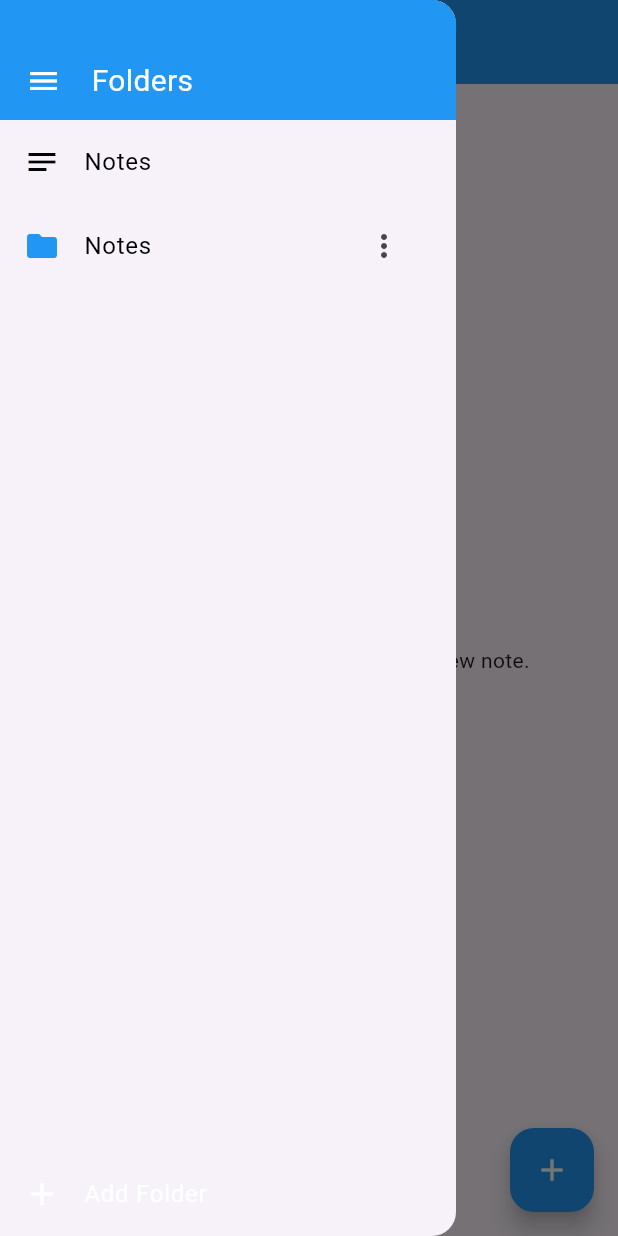
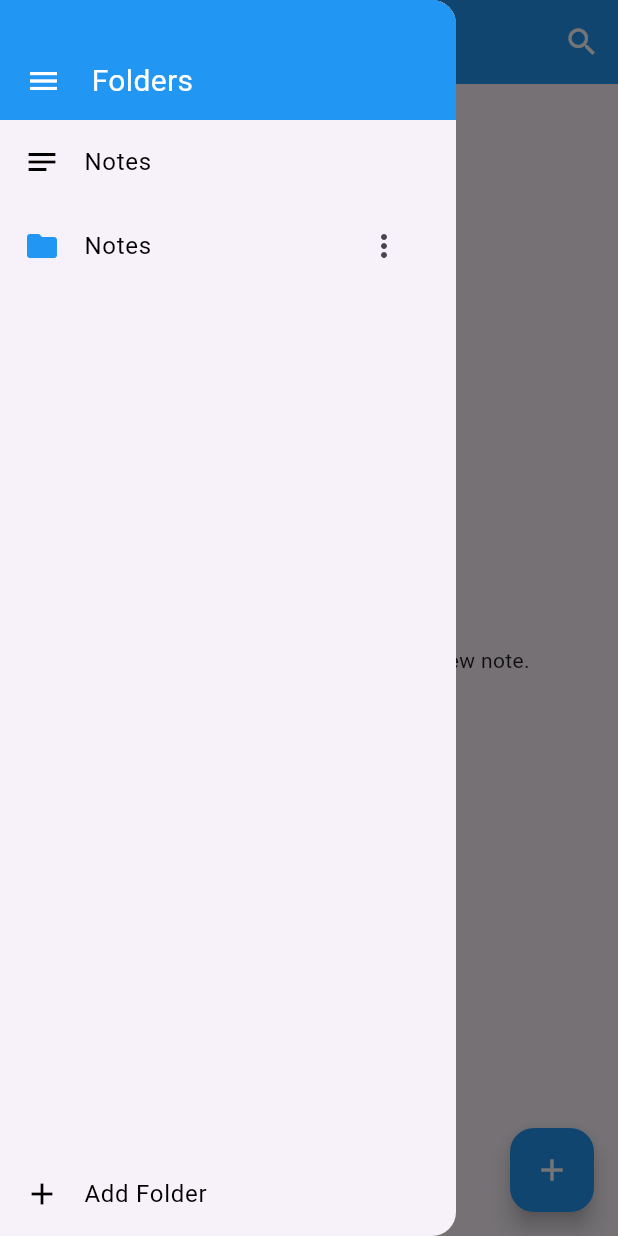
Before and after one commit to AndresCardosoP/Brain-Wave, a Flutter app: the screen it shows after launch, with the side drawer open, on a phone screen of 412 x 824 dp. Run offline on Flutter 3.47's test engine with Material 3 defaults, Android fonts, the phone set to English and light mode, and no system bars; our stand-ins replace image_picker, sqflite; accounts and stored records are empty.

Commit message:
search functionality within current folder

```diff
--- a/src/lib/screens/home_screen.dart
+++ b/src/lib/screens/home_screen.dart
@@ -1,7 +1,7 @@
 // lib/screens/home_screen.dart
 import 'dart:io';
 import 'package:flutter/material.dart';
-import 'package:intl/intl.dart'; // Add intl package for date formatting
+import 'package:intl/intl.dart';
 import '../models/folder.dart';
 import '../models/note.dart';
 import '../services/db_helper.dart';
@@ -19,10 +19,29 @@ class _HomeScreenState extends State<HomeScreen> {
   List<Folder> _folders = [];
   Folder? _selectedFolder;
 
+  // Search related variables
+  bool _isSearching = false;
+  final TextEditingController _searchController = TextEditingController();
+  String _searchQuery = '';
+
   @override
   void initState() {
     super.initState();
+    _searchController.addListener(_onSearchChanged);
     _refreshFolderList();
+    _refreshNoteList();
+  }
+
+  @override
+  void dispose() {
+    _searchController.dispose();
+    super.dispose();
+  }
+
+  void _onSearchChanged() {
+    setState(() {
+      _searchQuery = _searchController.text;
+    });
     _refreshNoteList();
   }
 
@@ -37,6 +56,12 @@ class _HomeScreenState extends State<HomeScreen> {
   // Fetch notes from the database
   void _refreshNoteList() async {
     List<Note> notes = await _dbHelper.getNotes(folderId: _selectedFolder?.id);
+    if (_searchQuery.isNotEmpty) {
+      notes = notes.where((note) {
+        return note.title.toLowerCase().contains(_searchQuery.toLowerCase()) ||
+            note.content.toLowerCase().contains(_searchQuery.toLowerCase());
+      }).toList();
+    }
     setState(() {
       _notes = notes;
     });
@@ -199,12 +224,12 @@ class _HomeScreenState extends State<HomeScreen> {
         children: [
           // Drawer Header with Menu Icon to close the drawer
           Container(
-            height: 80.0, // Reduced height to minimize space
-            color: Colors.blue, // Same background color as before
-            padding: const EdgeInsets.symmetric(horizontal: 5.0), // Horizontal padding for spacing
+            height: 80.0,
+            color: Colors.blue,
+            padding: const EdgeInsets.symmetric(horizontal: 5.0),
             child: Column(
               children: [
-                const SizedBox(height: 30.0), // Added space at the top to shift content down
+                const SizedBox(height: 30.0),
                 Row(
                   children: [
                     IconButton(
@@ -218,7 +243,7 @@ class _HomeScreenState extends State<HomeScreen> {
                       'Folders',
                       style: TextStyle(
                         color: Colors.white,
-                        fontSize: 20, // Matches the 'Notes' title size
+                        fontSize: 20,
                       ),
                     ),
                   ],
@@ -287,10 +312,10 @@ class _HomeScreenState extends State<HomeScreen> {
           ),
           // Add Folder Button
           ListTile(
-            leading: const Icon(Icons.add, color: Colors.white),
+            leading: const Icon(Icons.add, color: Colors.black),
             title: const Text(
               'Add Folder',
-              style: TextStyle(color: Colors.white),
+              style: TextStyle(color: Colors.black),
             ),
             onTap: () {
               Navigator.pop(context);
@@ -308,6 +333,7 @@ class _HomeScreenState extends State<HomeScreen> {
     DateTime now = DateTime.now();
     DateTime today = DateTime(now.year, now.month, now.day);
     DateTime yesterday = today.subtract(const Duration(days: 1));
+
     if (noteTime.isAfter(today)) {
       // Today
       return 'Today, ${DateFormat.jm().format(noteTime)}';
@@ -320,7 +346,7 @@ class _HomeScreenState extends State<HomeScreen> {
     }
   }
 
-  // Updated _buildNoteItem with a trash can icon for deletion
+  // Build the note item widget
   Widget _buildNoteItem(Note note) {
     return GestureDetector(
       onTap: () => _navigateToEditor(note: note),
@@ -346,36 +372,23 @@ class _HomeScreenState extends State<HomeScreen> {
                 if (note.attachmentPath != null && File(note.attachmentPath!).existsSync())
                   Container(
                     height: 100,
-                    width: double.infinity,
                     decoration: BoxDecoration(
-                      borderRadius: BorderRadius.circular(4.0),
                       image: DecorationImage(
                         image: FileImage(File(note.attachmentPath!)),
                         fit: BoxFit.cover,
                       ),
+                      borderRadius: BorderRadius.circular(8.0),
                     ),
-                  )
-                else
-                  Container(
-                    height: 100,
-                    width: double.infinity,
-                    decoration: BoxDecoration(
-                      color: Colors.blue.shade50,
-                      borderRadius: BorderRadius.circular(4.0),
-                    ),
-                    child: const Icon(Icons.note, size: 50, color: Colors.blue),
                   ),
                 const SizedBox(height: 8.0),
                 Text(
                   note.title,
                   style: const TextStyle(fontSize: 16, fontWeight: FontWeight.bold),
-                  maxLines: 1,
                   overflow: TextOverflow.ellipsis,
                 ),
                 const SizedBox(height: 4.0),
                 Text(
-                  note.content.length > 50 ? '${note.content.substring(0, 50)}...' : note.content,
-                  style: const TextStyle(fontSize: 14, color: Colors.black54),
+                  note.content,
                   maxLines: 3,
                   overflow: TextOverflow.ellipsis,
                 ),
@@ -400,19 +413,57 @@ class _HomeScreenState extends State<HomeScreen> {
     );
   }
 
+  // Build the UI
   @override
   Widget build(BuildContext context) {
     return Scaffold(
       appBar: AppBar(
-        title: Text(_selectedFolder?.name ?? 'Notes',
-            style: const TextStyle(color: Colors.white)),
-        backgroundColor: Colors.blue, // Set AppBar background to blue
-        iconTheme: const IconThemeData(color: Colors.white), // Set AppBar icons to white
+        title: _isSearching
+            ? TextField(
+                controller: _searchController,
+                autofocus: true,
+                decoration: const InputDecoration(
+                  hintText: 'Search notes',
+                  border: InputBorder.none,
+                  hintStyle: TextStyle(color: Colors.white54),
+                ),
+                style: const TextStyle(color: Colors.white),
+                cursorColor: Colors.white,
+              )
+            : Text(
+                _selectedFolder?.name ?? 'Notes',
+                style: const TextStyle(color: Colors.white),
+              ),
+        backgroundColor: Colors.blue,
+        iconTheme: const IconThemeData(color: Colors.white),
+        actions: [
+          _isSearching
+              ? IconButton(
+                  icon: const Icon(Icons.clear),
+                  onPressed: () {
+                    setState(() {
+                      _isSearching = false;
+                      _searchQuery = '';
+                      _searchController.clear();
+                      _refreshNoteList();
+                    });
+                  },
+                )
+              : IconButton(
+                  icon: const Icon(Icons.search),
+                  onPressed: () {
+                    setState(() {
+                      _isSearching = true;
+                    });
+                  },
+                ),
+        ],
       ),
       drawer: _buildDrawer(),
       body: _notes.isEmpty
           ? const Center(
-              child: Text('No notes available. Tap "+" to add a new note.'))
+              child: Text('No notes available. Tap "+" to add a new note.'),
+            )
           : Padding(
               padding: const EdgeInsets.all(8.0),
               child: GridView.builder(
@@ -428,7 +479,7 @@ class _HomeScreenState extends State<HomeScreen> {
             ),
       floatingActionButton: FloatingActionButton(
         onPressed: () => _navigateToEditor(),
-        backgroundColor: Colors.blue, // Match FAB color with AppBar
+        backgroundColor: Colors.blue,
         child: const Icon(Icons.add, color: Colors.white),
         tooltip: 'Add Note',
       ),
```
